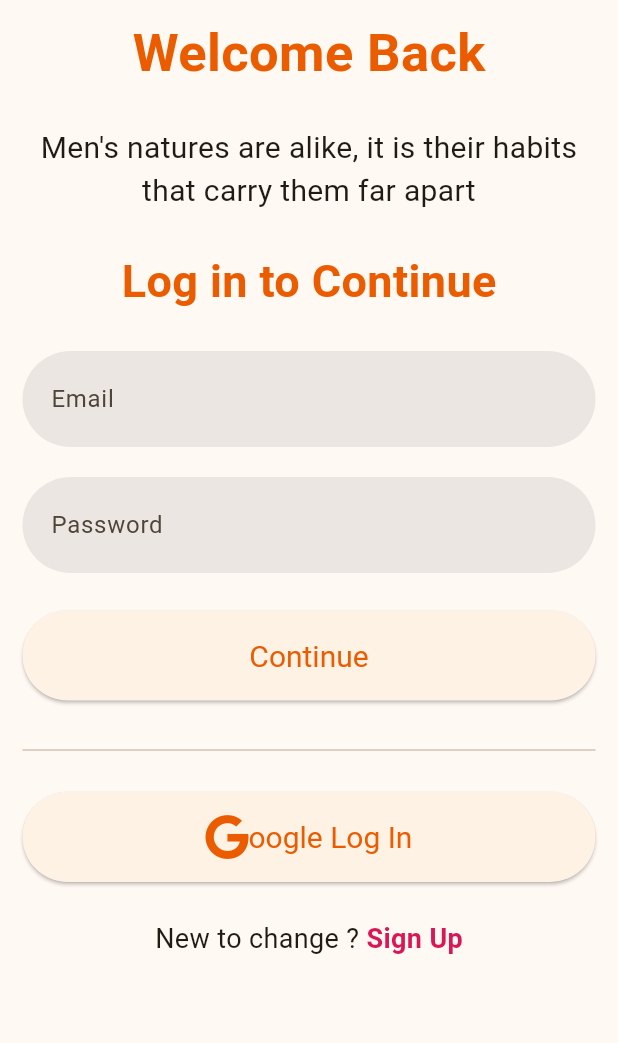
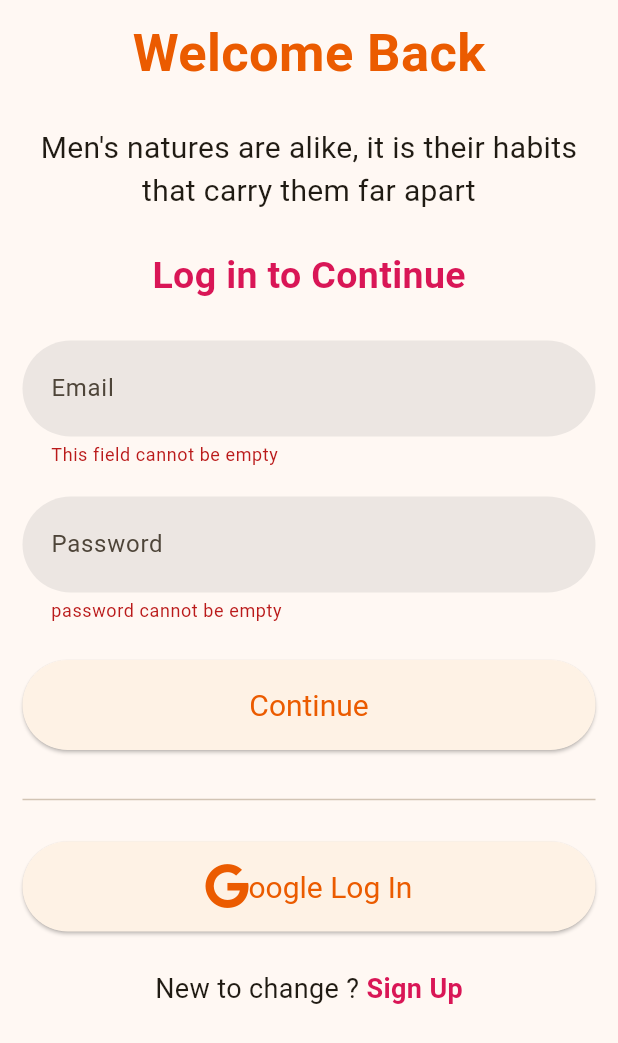
Before and after one commit to conykay/habitit, a Flutter app: the SigninPage screen opened directly, after a tap on "Continue", on a phone screen of 412 x 824 dp. Shown: the top 1043 px of the screen. Run offline on Flutter 3.47's test engine with Material 3 defaults, Android fonts, the phone set to English and light mode, and no system bars; our stand-ins replace cloud_firestore, dartz, equatable, firebase_auth, firebase_core, flutter_bloc and 4 more; accounts and stored records are empty; generated files the repository leaves out were written again.

Commit message:
Refactor SigninPage to use Bloc for state management; add form validation and error handling; update UI components for better user experience

```diff
--- a/lib/data/auth/sources/auth_firebase_service.dart
+++ b/lib/data/auth/sources/auth_firebase_service.dart
@@ -54,6 +54,7 @@ class AuthFirebaseServiceImpl implements AuthFirebaseService {
       return await auth.signInWithEmailAndPassword(
           email: authData.email, password: authData.password);
     } catch (e) {
+      print(e.toString());
       rethrow;
     }
   }
--- a/lib/presentation/auth/pages/signin_page.dart
+++ b/lib/presentation/auth/pages/signin_page.dart
@@ -1,14 +1,53 @@
+import 'package:cloud_firestore/cloud_firestore.dart';
+import 'package:firebase_auth/firebase_auth.dart';
 import 'package:flutter/material.dart';
+import 'package:flutter_bloc/flutter_bloc.dart';
 import 'package:font_awesome_flutter/font_awesome_flutter.dart';
+import 'package:habitit/common/button/bloc/button_state.dart';
+import 'package:habitit/common/button/bloc/button_state_cubit.dart';
+import 'package:habitit/common/button/widget/reactive_elevated_button.dart';
 import 'package:habitit/core/navigation/app_navigator.dart';
+import 'package:habitit/core/network/network_info.dart';
+import 'package:habitit/data/auth/repository/authentication_repository_impl.dart';
+import 'package:habitit/data/auth/sources/auth_firebase_service.dart';
+import 'package:habitit/domain/auth/entities/auth_user_req_entity.dart';
+import 'package:habitit/domain/auth/usecases/signin_email_password.dart';
 import 'package:habitit/presentation/auth/pages/signup_page.dart';
+import 'package:habitit/presentation/home/pages/home_page.dart';
+import 'package:internet_connection_checker/internet_connection_checker.dart';
+
+import '../../../domain/auth/usecases/signin_google.dart';
 
 class SigninPage extends StatelessWidget {
   SigninPage({super.key});
 
   @override
   Widget build(BuildContext context) {
-    return Scaffold(
+    return RepositoryProvider(
+      create: (context) => AuthenticationRepositoryImpl(
+          firebaseService: AuthFirebaseServiceImpl(
+            firestore: FirebaseFirestore.instance,
+            auth: FirebaseAuth.instance,
+          ),
+          networkInfo: NetworkInfoImpl(
+            internetConnectionChecker: InternetConnectionChecker.instance,
+          )),
+      child: BlocProvider(
+        create: (context) => ButtonStateCubit(),
+        child: BlocListener<ButtonStateCubit, ButtonState>(
+          listener: (context, state) {
+            if (state.state == Buttonstate.loaded) {
+              AppNavigator.pushReplacement(context, HomePage());
+            }
+            if (state.state == Buttonstate.failed) {
+              var snackBar = SnackBar(
+                content: Text(state.error.toString()),
+                behavior: SnackBarBehavior.floating,
+              );
+              ScaffoldMessenger.of(context).showSnackBar(snackBar);
+            }
+          },
+          child: Scaffold(
             body: SafeArea(
                 child: Padding(
               padding: const EdgeInsets.symmetric(vertical: 10, horizontal: 15),
@@ -27,6 +66,9 @@ class SigninPage extends StatelessWidget {
                 ),
               ),
             )),
+          ),
+        ),
+      ),
     );
   }
 
@@ -57,8 +99,8 @@ class SigninPage extends StatelessWidget {
           'Log in to Continue',
           style: TextStyle(
             fontWeight: FontWeight.bold,
-            fontSize: 30,
-            color: Theme.of(context).colorScheme.primary,
+            fontSize: 25,
+            color: Theme.of(context).colorScheme.secondary,
           ),
         ),
       ],
@@ -71,15 +113,22 @@ class SignInWidget extends StatelessWidget {
 
   final _emailTextController = TextEditingController();
   final _passwordTextController = TextEditingController();
+  final _formKey = GlobalKey<FormState>();
 
   @override
   Widget build(BuildContext context) {
     return Form(
+      key: _formKey,
       child: Column(
         children: [
           SizedBox(height: 25),
           TextFormField(
             controller: _emailTextController,
+            validator: (value) {
+              if (value!.isEmpty) {
+                return 'This field cannot be empty';
+              }
+            },
             decoration: InputDecoration(
               hintText: 'Email',
             ),
@@ -87,21 +136,40 @@ class SignInWidget extends StatelessWidget {
           SizedBox(height: 20),
           TextFormField(
             controller: _passwordTextController,
+            validator: (value) {
+              if (value!.isEmpty) {
+                return 'password cannot be empty';
+              }
+            },
             decoration: InputDecoration(
               hintText: 'Password',
             ),
           ),
           SizedBox(height: 25),
-          ElevatedButton(
-            onPressed: () {},
-            child: Text('Continue'),
+          ReactiveElevatedButton(
+            onPressed: () {
+              if (_formKey.currentState!.validate()) {
+                context.read<ButtonStateCubit>().call(
+                    usecase: SigninEmailPasswordUseCase(
+                        context.read<AuthenticationRepositoryImpl>()),
+                    params: AuthUserReqEntity(
+                      email: _emailTextController.text,
+                      password: _emailTextController.text,
+                    ));
+              }
+            },
+            title: 'Continue',
           ),
           SizedBox(height: 25),
           Divider(thickness: 1),
           SizedBox(height: 20),
-          ElevatedButton(
-            onPressed: () {},
-            child: Row(
+          ReactiveElevatedButton(
+            onPressed: () {
+              context.read<ButtonStateCubit>().call(
+                  usecase: SigninGoogleUseCase(
+                      context.read<AuthenticationRepositoryImpl>()));
+            },
+            content: Row(
               mainAxisAlignment: MainAxisAlignment.center,
               children: [
                 FaIcon(
--- a/lib/presentation/auth/pages/signup_page.dart
+++ b/lib/presentation/auth/pages/signup_page.dart
@@ -98,7 +98,7 @@ class SignupPage extends StatelessWidget {
           'Signup & Get Started',
           style: TextStyle(
             fontWeight: FontWeight.bold,
-            fontSize: 28,
+            fontSize: 25,
             color: Theme.of(context).colorScheme.secondary,
           ),
         ),
--- a/pubspec.yaml
+++ b/pubspec.yaml
@@ -21,6 +21,8 @@ dependencies:
   flutter_bloc: ^9.0.0
   font_awesome_flutter: ^10.8.0
   google_sign_in: ^6.2.2
+  hive: ^2.2.3
+  hive_flutter: ^1.1.0
   internet_connection_checker: ^3.0.1
   shared_preferences: ^2.5.2
 
```
Also changed, not shown: pubspec.lock, 1 other file. Lines whose indentation alone changed are shown as unchanged.
